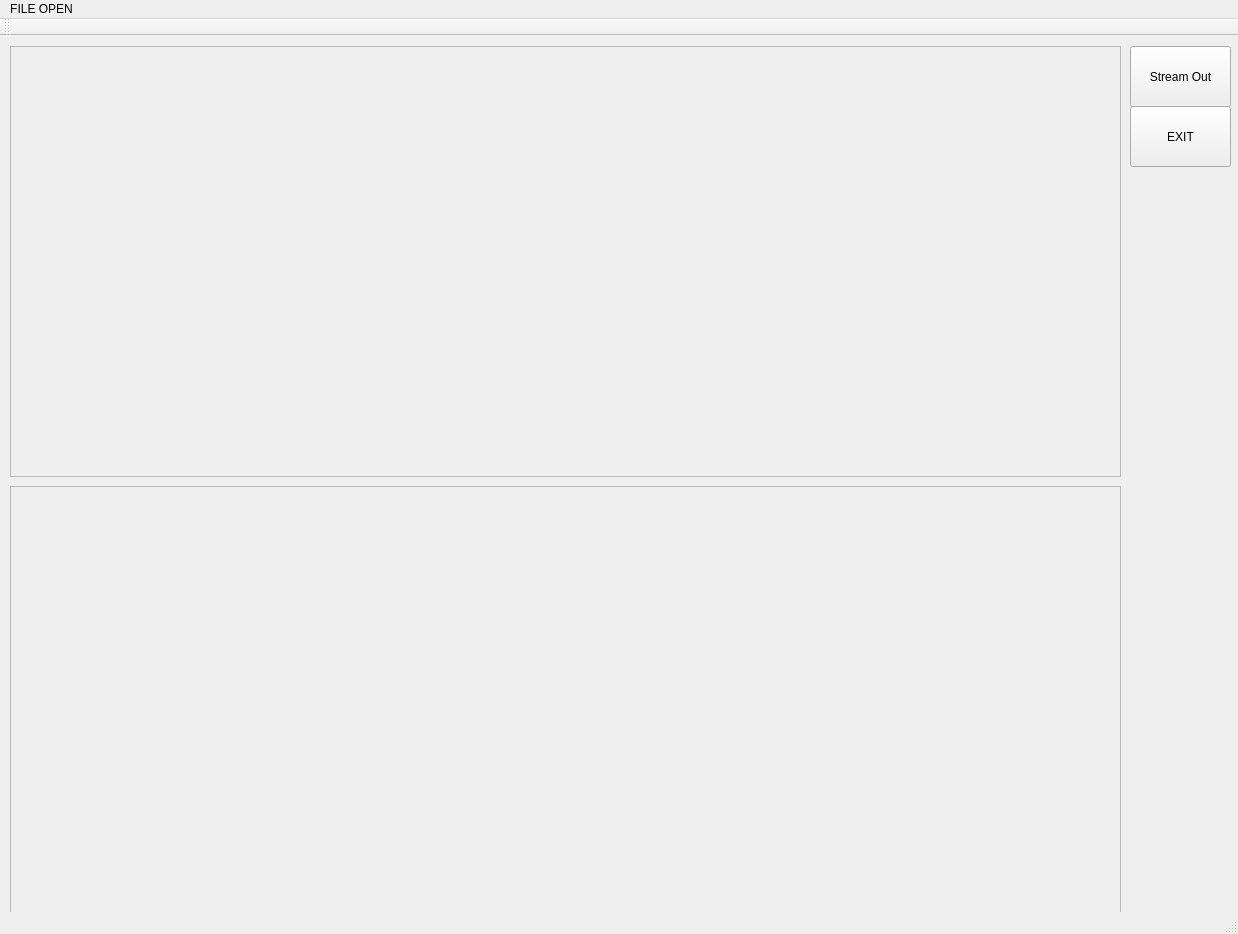
First picture: the form in KETI_SERVER/KETI_SERVER.ui, repository jinugi011/KETI_SERVER, before the edit.
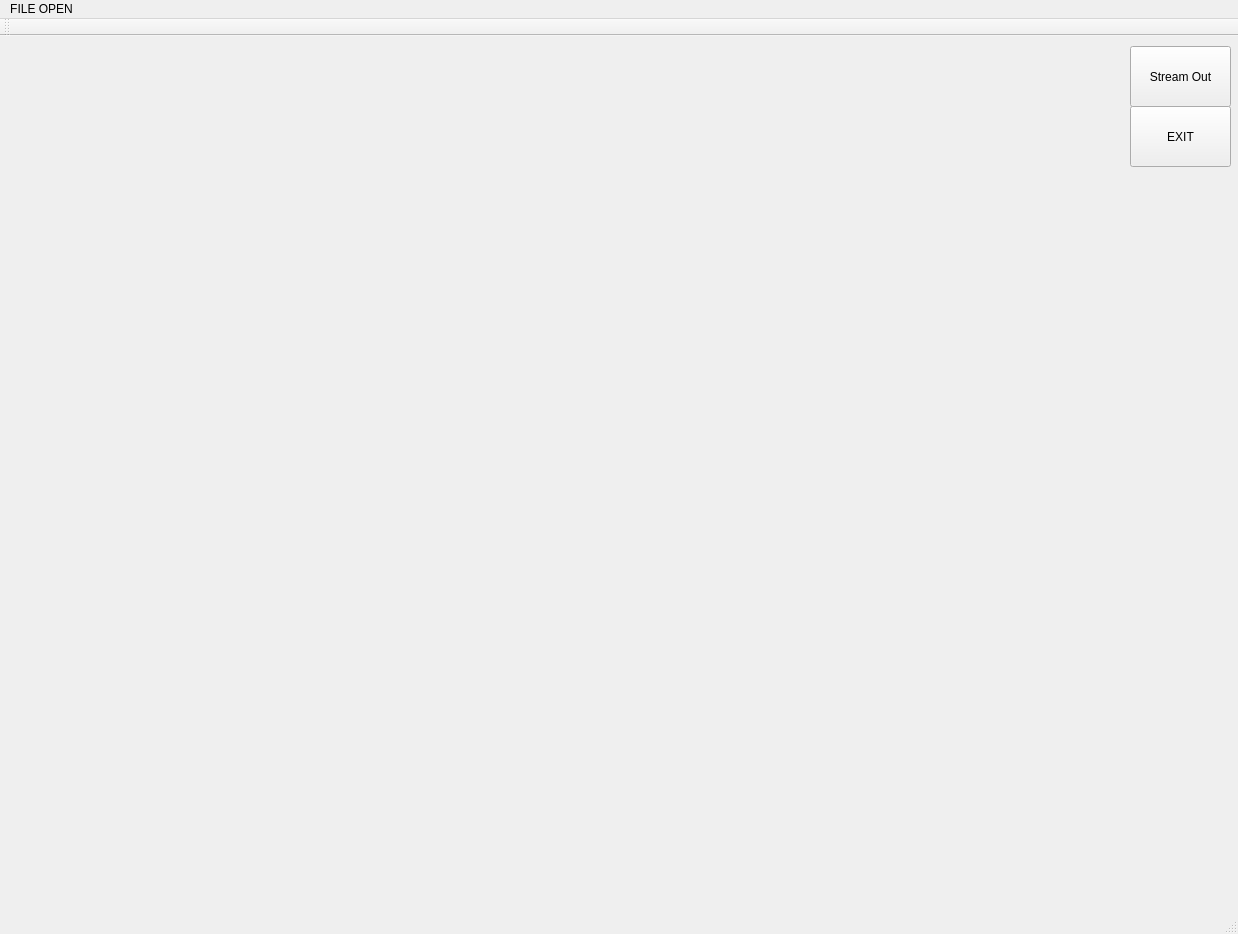
Second picture: the form after the edit.

What changed in the file:
```diff
--- a/KETI_SERVER/KETI_SERVER.ui
+++ b/KETI_SERVER/KETI_SERVER.ui
@@ -40,37 +40,16 @@
      <string>EXIT</string>
     </property>
    </widget>
-   <widget class="QFrame" name="framevideo">
+   <widget class="QWidget" name="horizontalLayoutWidget">
     <property name="geometry">
      <rect>
       <x>10</x>
       <y>10</y>
       <width>1111</width>
-      <height>431</height>
+      <height>231</height>
      </rect>
     </property>
-    <property name="frameShape">
-     <enum>QFrame::StyledPanel</enum>
-    </property>
-    <property name="frameShadow">
-     <enum>QFrame::Raised</enum>
-    </property>
-   </widget>
-   <widget class="QFrame" name="frame_video_output">
-    <property name="geometry">
-     <rect>
-      <x>10</x>
-      <y>450</y>
-      <width>1111</width>
-      <height>431</height>
-     </rect>
-    </property>
-    <property name="frameShape">
-     <enum>QFrame::StyledPanel</enum>
-    </property>
-    <property name="frameShadow">
-     <enum>QFrame::Raised</enum>
-    </property>
+    <layout class="QHBoxLayout" name="horizontalLayout"/>
    </widget>
   </widget>
   <widget class="QMenuBar" name="menuBar">
```
